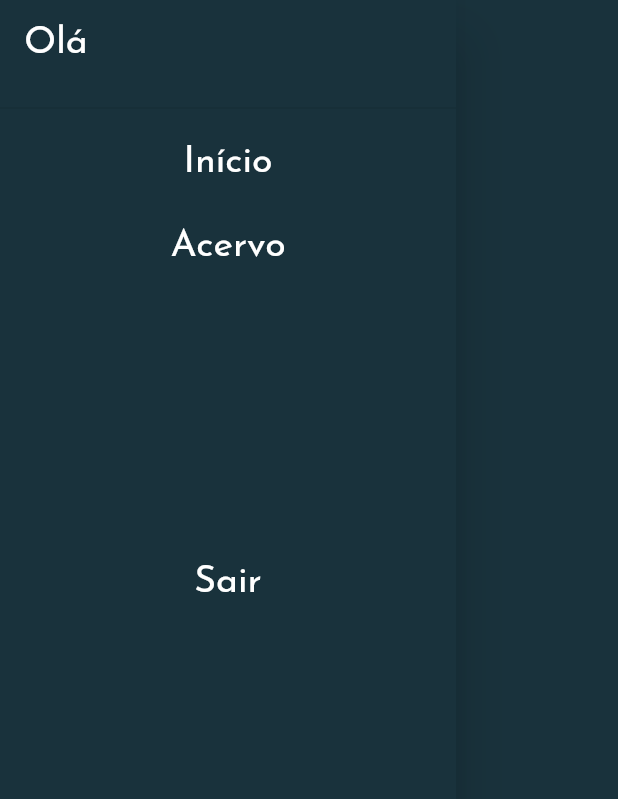
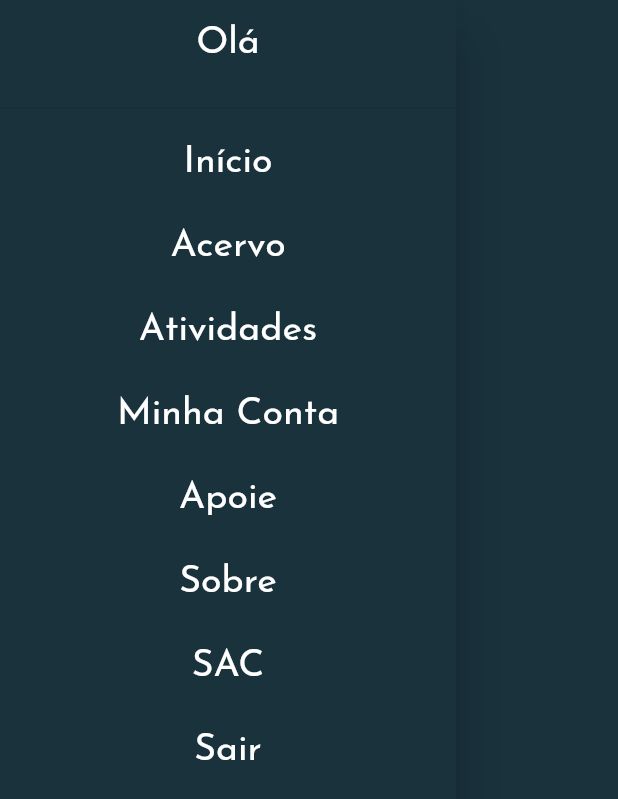
Before and after one commit to guisp03/Bookworm-App, a Flutter app: the CustomDrawer widget shown alone on an empty page, opened directly, on a phone screen of 412 x 824 dp. Shown: the top 799 px of the screen. Run offline on Flutter 3.47's test engine with Material 2 defaults, Android fonts, the phone set to English and light mode, and no system bars; missing offline and left inert: http_interceptor.

Commit message:
adicionei itens do drawer

```diff
--- a/bookworm/lib/components/customDrawer.dart
+++ b/bookworm/lib/components/customDrawer.dart
@@ -16,6 +16,7 @@ class CustomDrawer extends StatelessWidget {
             child: DrawerHeader(
               child: Text(
                 'Olá',
+                textAlign: TextAlign.center,
                 style: Theme.of(context).textTheme.subtitle1,
               ),
             ),
@@ -29,15 +30,23 @@ class CustomDrawer extends StatelessWidget {
             onClick: () {},
           ),
           CustomListTile(
-            title: '',
+            title: 'Atividades',
             onClick: () {},
           ),
           CustomListTile(
-            title: '',
+            title: 'Minha Conta',
             onClick: () {},
           ),
           CustomListTile(
-            title: '',
+            title: 'Apoie',
+            onClick: () {},
+          ),
+          CustomListTile(
+            title: 'Sobre',
+            onClick: () {},
+          ),
+          CustomListTile(
+            title: 'SAC',
             onClick: () {},
           ),
           CustomListTile(
```
